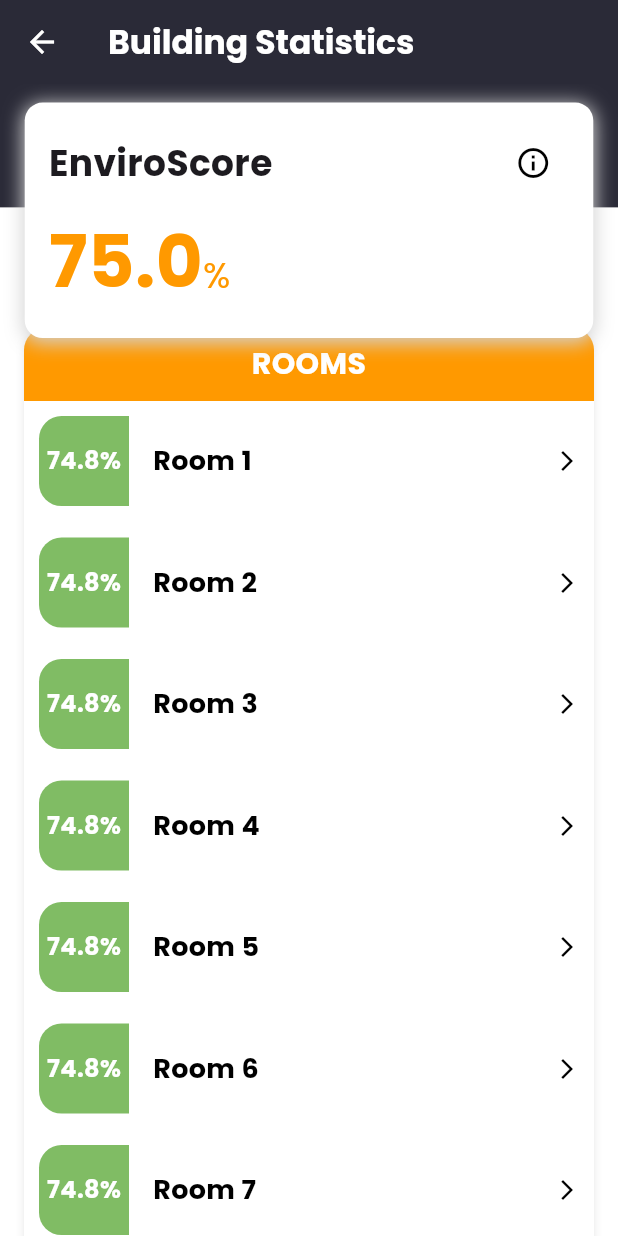
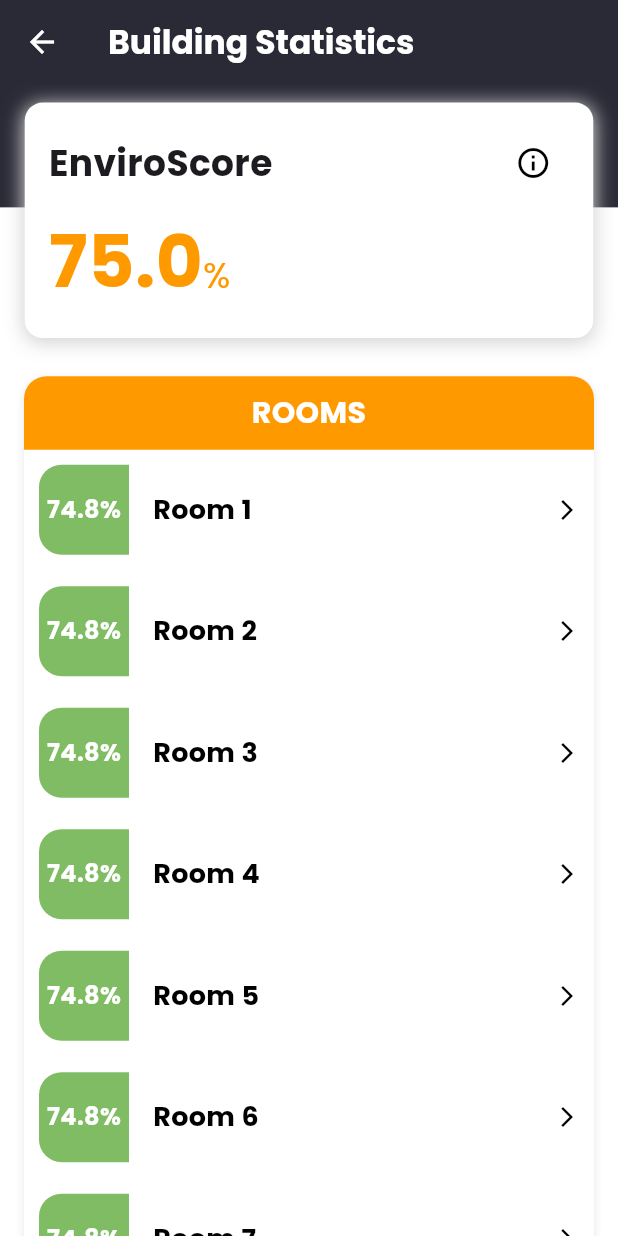
Before and after one commit to KempDewulf/envirosense-app, a Flutter app: the StatisticsScreen screen opened by its route, on a phone screen of 412 x 824 dp. Run offline on Flutter 3.47's test engine with Material 3 defaults, Android fonts, the phone set to English and light mode, and no system bars; our stand-ins replace dotted_border, firebase_auth, firebase_core, flutter_dotenv, google_fonts, introduction_screen and 2 more; missing offline and left inert: mobile_scanner; accounts and stored records are empty.

Commit message:
refactor: adjust padding in statistics screen for improved layout

```diff
--- a/lib/presentation/views/statistics_screen.dart
+++ b/lib/presentation/views/statistics_screen.dart
@@ -96,7 +96,7 @@ class _StatisticsScreenState extends State<StatisticsScreen> {
                   color: AppColors.whiteColor,
                   child: Column(
                     children: [
-                      const SizedBox(height: 80),
+                      SizedBox(height: topBackgroundHeight + 30),
                       // ROOMS Card
                       Container(
                         height: MediaQuery.of(context).size.height,
```
